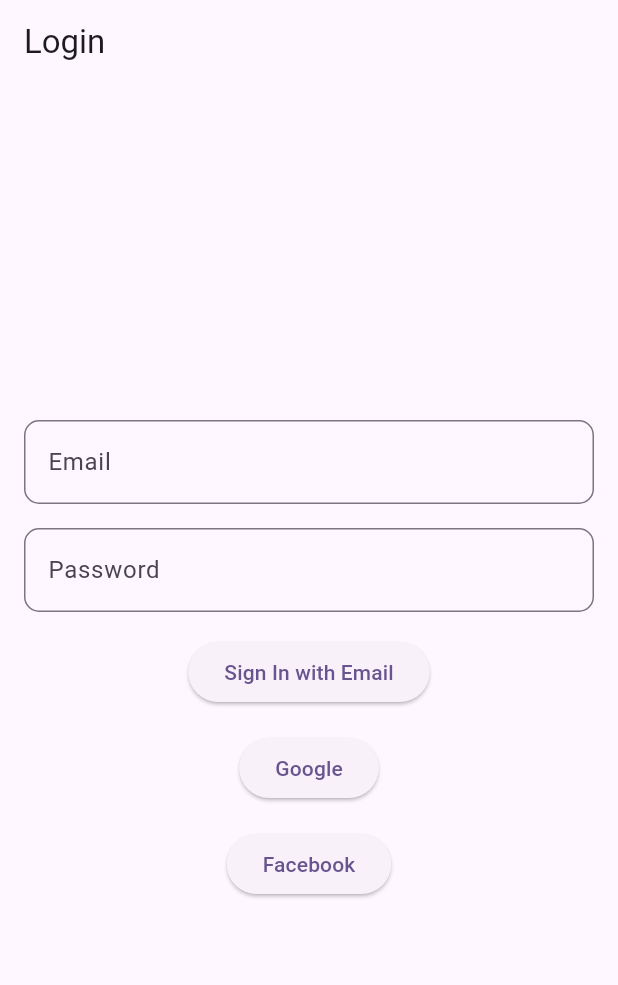
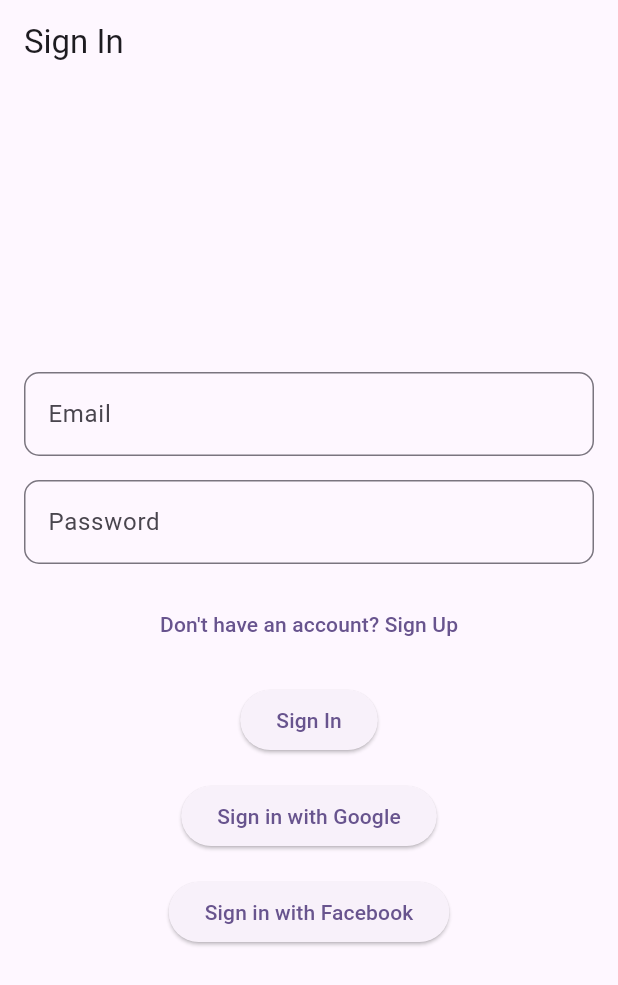
Before and after one commit to AwngkuHaris/MediEase_App, a Flutter app: the screen it shows after launch, on a phone screen of 412 x 824 dp. Shown: the top 985 px of the screen. Run offline on Flutter 3.47's test engine with Material 3 defaults, Android fonts, the phone set to English and light mode, and no system bars; our stand-ins replace firebase_auth, firebase_core, google_sign_in; missing offline and left inert: flutter_facebook_auth; accounts and stored records are empty; generated files the repository leaves out were written again.

Commit message:
test sign up and sign in page

```diff
--- a/lib/frontend code/pages/test_page.dart
+++ b/lib/frontend code/pages/test_page.dart
@@ -1,4 +1,5 @@
 import 'package:flutter/material.dart';
+import 'package:firebase_auth/firebase_auth.dart';
 import 'package:mediease_app/backend%20code/services/auth_service.dart';
 import 'package:mediease_app/frontend%20code/pages/test_page2.dart';
 
@@ -17,15 +18,30 @@ class _TestPageState extends State<TestPage> {
   // Create an instance of AuthService
   final AuthService _authService = AuthService();
 
-  // Method to handle email/password login
-  Future<void> _emailSignIn() async {
+  // Track whether user wants to sign in or sign up
+  bool _isSignIn = true;
+
+  // Method to handle email/password authentication
+  Future<void> _handleAuth() async {
     try {
-      final userCredential = await _authService.signIn(
+      UserCredential? userCredential;
+
+      if (_isSignIn) {
+        // Sign In
+        userCredential = await _authService.signIn(
           email: _emailController.text.trim(),
-          password: _passwordController.text.trim());
+          password: _passwordController.text.trim(),
+        );
+      } else {
+        // Sign Up
+        userCredential = await _authService.signUp(
+          email: _emailController.text.trim(),
+          password: _passwordController.text.trim(),
+        );
+      }
 
       if (userCredential != null) {
-        // Navigate to the next page if sign-in is successful
+        // Navigate to the next page if authentication is successful
         Navigator.push(
           context,
           MaterialPageRoute(builder: (context) => const TestPage2()),
@@ -34,7 +50,12 @@ class _TestPageState extends State<TestPage> {
     } catch (e) {
       // Show error message
       ScaffoldMessenger.of(context).showSnackBar(
-        SnackBar(content: Text('Sign in failed: $e')),
+        SnackBar(
+          content: Text(_isSignIn
+            ? 'Sign in failed: $e'
+            : 'Sign up failed: $e'
+          ),
+        ),
       );
     }
   }
@@ -43,7 +64,7 @@ class _TestPageState extends State<TestPage> {
   Widget build(BuildContext context) {
     return Scaffold(
       appBar: AppBar(
-        title: const Text("Login"),
+        title: Text(_isSignIn ? "Sign In" : "Sign Up"),
       ),
       body: Padding(
         padding: const EdgeInsets.all(16.0),
@@ -76,14 +97,28 @@ class _TestPageState extends State<TestPage> {
             ),
             const SizedBox(height: 16),
 
-            // Email Sign In Button
-            ElevatedButton(
-              onPressed: _emailSignIn,
-              child: const Text("Sign In with Email"),
+            // Toggle between Sign In and Sign Up
+            TextButton(
+              onPressed: () {
+                setState(() {
+                  _isSignIn = !_isSignIn;
+                });
+              },
+              child: Text(_isSignIn
+                ? "Don't have an account? Sign Up"
+                : "Already have an account? Sign In"
+              ),
             ),
             const SizedBox(height: 16),
 
-            // Existing Google Sign-In Button
+            // Main Authentication Button
+            ElevatedButton(
+              onPressed: _handleAuth,
+              child: Text(_isSignIn ? "Sign In" : "Sign Up"),
+            ),
+            const SizedBox(height: 16),
+
+            // Existing Social Sign-In Buttons
             ElevatedButton(
               onPressed: () async {
                 try {
@@ -91,8 +126,7 @@ class _TestPageState extends State<TestPage> {
                   if (userCredential != null) {
                     Navigator.push(
                       context,
-                      MaterialPageRoute(
-                          builder: (context) => const TestPage2()),
+                      MaterialPageRoute(builder: (context) => const TestPage2()),
                     );
                   }
                 } catch (e) {
@@ -101,21 +135,17 @@ class _TestPageState extends State<TestPage> {
                   );
                 }
               },
-              child: const Text("Google"),
+              child: const Text("Sign in with Google"),
             ),
             const SizedBox(height: 16),
-
-            // Existing Facebook Sign-In Button
             ElevatedButton(
               onPressed: () async {
                 try {
-                  final userCredential =
-                      await _authService.signInWithFacebook();
+                  final userCredential = await _authService.signInWithFacebook();
                   if (userCredential != null) {
                     Navigator.push(
                       context,
-                      MaterialPageRoute(
-                          builder: (context) => const TestPage2()),
+                      MaterialPageRoute(builder: (context) => const TestPage2()),
                     );
                   }
                 } catch (e) {
@@ -124,7 +154,7 @@ class _TestPageState extends State<TestPage> {
                   );
                 }
               },
-              child: const Text("Facebook"),
+              child: const Text("Sign in with Facebook"),
             ),
           ],
         ),
```
